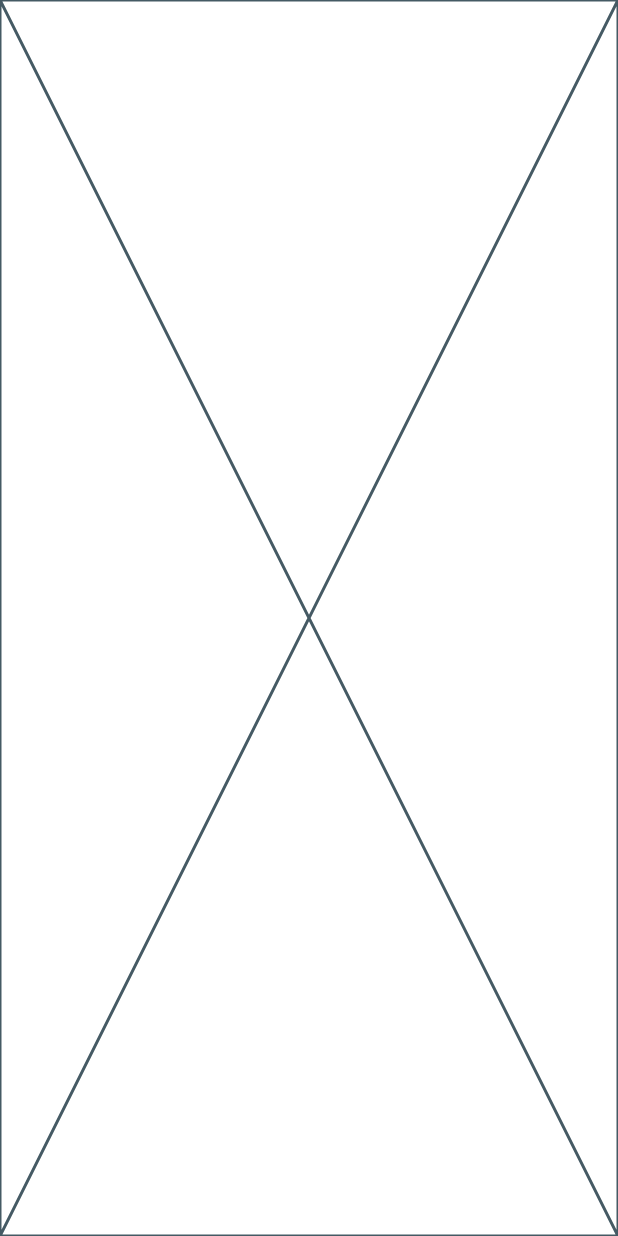
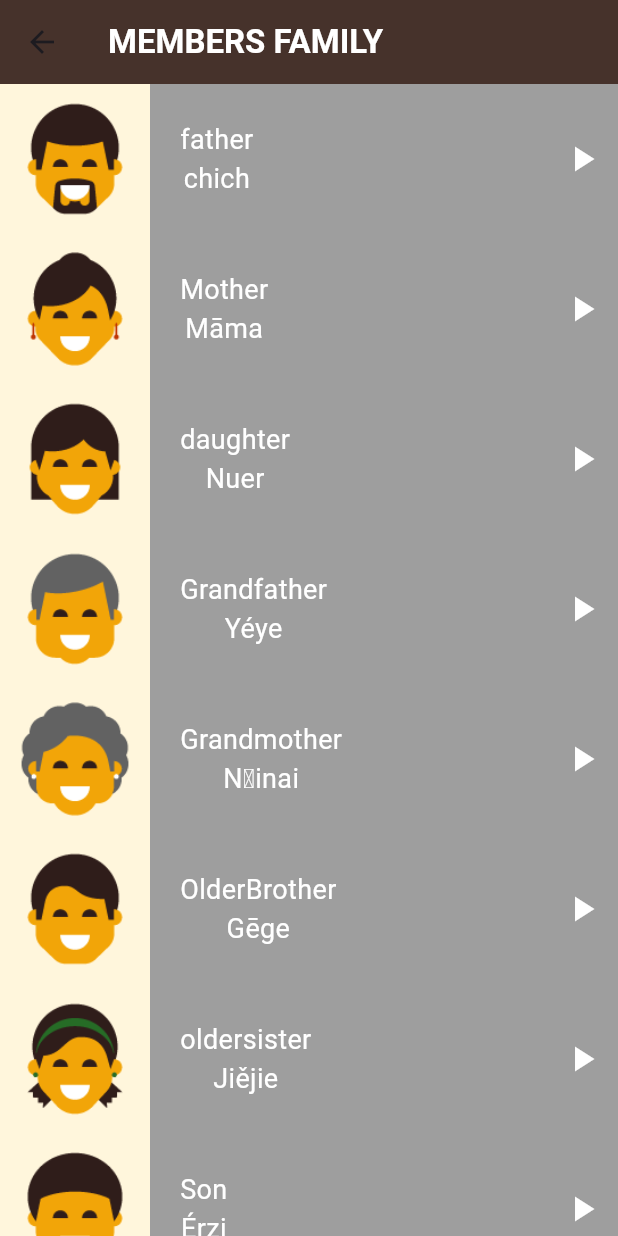
Before and after one commit to hageromar00/Toku_App, a Flutter app: the screen it shows after launch, after a tap on "FamilyMembers", on a phone screen of 412 x 824 dp. Run offline on Flutter 3.47's test engine with Material 3 defaults, Android fonts, the phone set to English and light mode, and no system bars.

Commit message:
add members family to app

```diff
--- a/lib/screens/enterScreens/members.dart
+++ b/lib/screens/enterScreens/members.dart
@@ -1,10 +1,89 @@
 import 'package:flutter/material.dart';
+import 'package:language_app/model/item.dart';
+import 'package:language_app/widget/numberItem.dart';
 
 class MembersPage extends StatelessWidget {
-  const MembersPage({super.key});
+  MembersPage({super.key});
+  final List<Item> num = [
+    Item(
+      sound: 'sounds/family_members/father.wav',
+      jpName: 'chich',
+      enName: 'father',
+      image: 'assets/images/family_members/family_father.png',
+    ),
+    Item(
+      sound: 'sounds/numbers/number_two_sound.mp3',
+      jpName: 'Māma',
+      enName: 'Mother',
+      image: 'assets/images/family_members/family_mother.png',
+    ),
+    Item(
+      sound: 'sounds/numbers/number_one_sound.mp3',
+      jpName: 'Nuer',
+      enName: 'daughter',
+      image: 'assets/images/family_members/family_daughter.png',
+    ),
+    Item(
+      sound: 'sounds/numbers/number_one_sound.mp3',
+      jpName: 'Yéye',
+      enName: 'Grandfather',
+      image: 'assets/images/family_members/family_grandfather.png',
+    ),
+    Item(
+      sound: 'sounds/numbers/number_one_sound.mp3',
+      jpName: 'Nǎinai',
+      enName: 'Grandmother',
+      image: 'assets/images/family_members/family_grandmother.png',
+    ),
+    Item(
+      sound: 'sounds/numbers/number_one_sound.mp3',
+      jpName: 'Gēge',
+      enName: 'OlderBrother',
+      image: 'assets/images/family_members/family_older_brother.png',
+    ),
+    Item(
+      sound: 'sounds/numbers/number_one_sound.mp3',
+      jpName: 'Jiějie',
+      enName: 'oldersister',
+      image: 'assets/images/family_members/family_older_sister.png',
+    ),
+    Item(
+      sound: 'sounds/numbers/number_one_sound.mp3',
+      jpName: 'Érzi',
+      enName: 'Son',
+      image: 'assets/images/family_members/family_son.png',
+    ),
+    Item(
+      sound: 'sounds/numbers/number_one_sound.mp3',
+      jpName: 'Dìdi',
+      enName: 'youngerbrother',
+      image: 'assets/images/family_members/family_younger_brother.png',
+    ),
+    Item(
+      sound: 'sounds/numbers/number_one_sound.mp3',
+      jpName: 'Mèimei',
+      enName: 'youngersister',
+      image: 'assets/images/family_members/family_younger_sister.png',
+    ),
+  ];
 
   @override
   Widget build(BuildContext context) {
-    return const Placeholder();
+    return Scaffold(
+        appBar: AppBar(
+          title: const Text(
+            "MEMBERS FAMILY",
+            style: TextStyle(color: Colors.white, fontWeight: FontWeight.bold),
+          ),
+          backgroundColor: const Color(0xff46322B),
+        ),
+        body: ListView.builder(
+            itemCount: num.length,
+            itemBuilder: (context, index) {
+              return NumbersItem(
+                item: num[index],
+                color: Colors.grey,
+              );
+            }));
   }
 }
--- a/lib/screens/enterScreens/numberpage.dart
+++ b/lib/screens/enterScreens/numberpage.dart
@@ -80,7 +80,7 @@ class NumberPage extends StatelessWidget {
         body: ListView.builder(
             itemCount: num.length,
             itemBuilder: (context, index) {
-              return NumbersItem(item: num[index]);
+              return NumbersItem(item: num[index], color: Colors.green,);
             }));
   }
 }
--- a/lib/screens/homepage.dart
+++ b/lib/screens/homepage.dart
@@ -32,7 +32,7 @@ class HomePage extends StatelessWidget {
           Category(
             tap: () {
               Navigator.push(context, MaterialPageRoute(builder: (context) {
-                return const MembersPage();
+                return  MembersPage();
               }));
             },
             text: 'FamilyMembers',
--- a/lib/widget/numberItem.dart
+++ b/lib/widget/numberItem.dart
@@ -2,14 +2,15 @@ import 'package:flutter/material.dart';
 import 'package:language_app/model/item.dart';
 
 class NumbersItem extends StatelessWidget {
-  const NumbersItem({super.key, required this.item});
+  const NumbersItem({super.key, required this.item,required this.color});
   final Item item;
+  final Color color;
 
   @override
   Widget build(BuildContext context) {
     return Container(
       height: 100,
-      color: Colors.grey,
+      color: color,
       child: Row(
         children: [
           Container(
```
